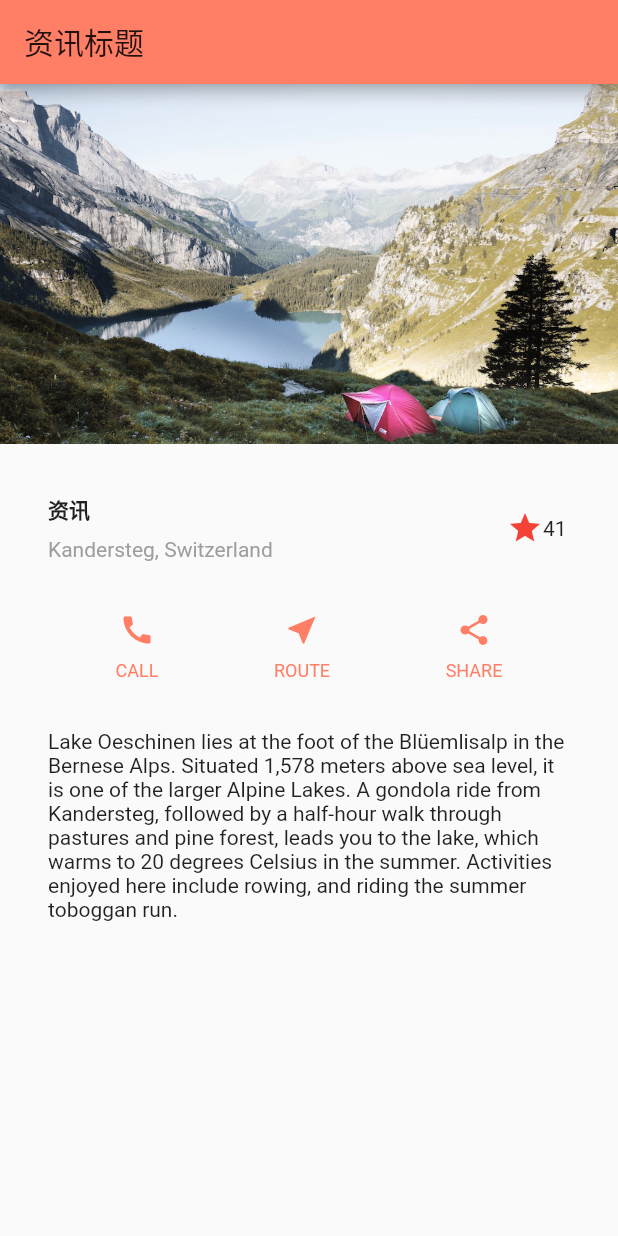
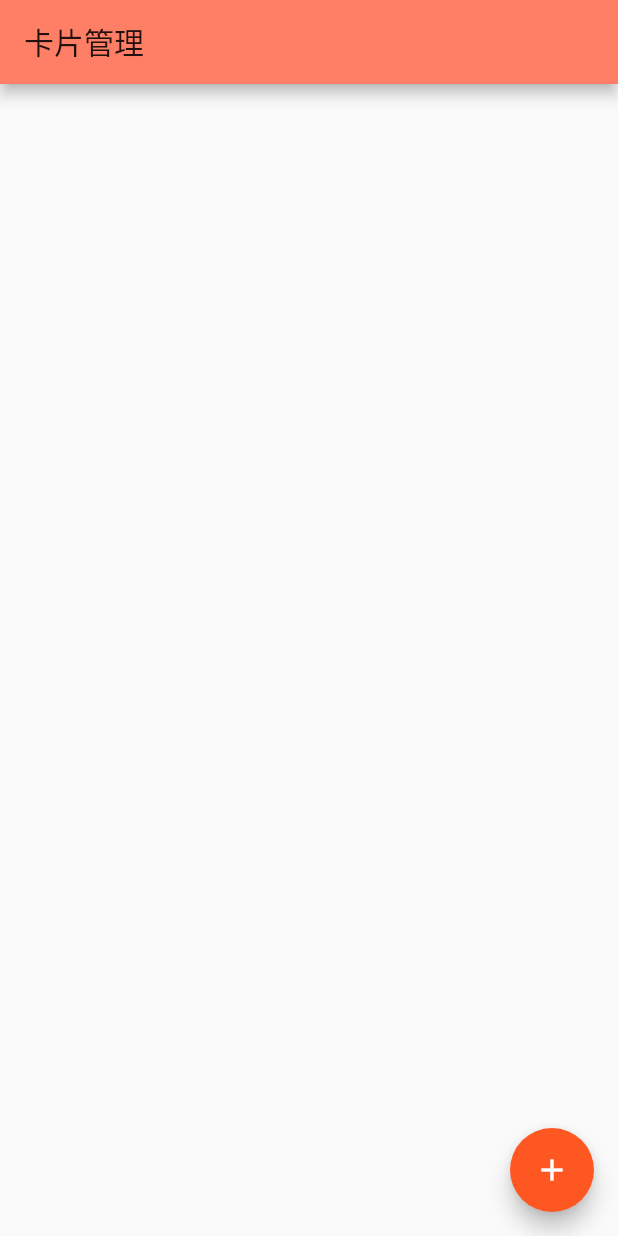
Before and after one commit to Mark-Panda/simpleflutter, a Flutter app: the MessagePage screen opened directly, on a phone screen of 412 x 824 dp. Run offline on Flutter 3.47's test engine with Material 2 defaults, Android fonts, the phone set to English and light mode, and no system bars; our stand-ins replace dio, flutter_slidable, fluttertoast, shared_preferences, sqflite; accounts and stored records are empty.

Commit message:
增加卡片管理基础版（待升级）

```diff
--- a/lib/pages/message.dart
+++ b/lib/pages/message.dart
@@ -1,6 +1,9 @@
+import 'package:flutter/material.dart';
+import 'package:sqflite/sqflite.dart';
+import 'package:path/path.dart';
+import 'package:flutter_slidable/flutter_slidable.dart';
 
-import 'package:flutter/material.dart';
-
+List listData= [];
 
 //有状态的
 class MessagePage extends StatefulWidget {
@@ -10,168 +13,155 @@ class MessagePage extends StatefulWidget {
   _MessagePageState createState() => new _MessagePageState();
 }
 
-
 class _MessagePageState extends State<MessagePage> {
 
+  String _data = "暂无数据";
+  String _dbName = 'temp.db'; //数据库名称
+  String _queryCards = 'SELECT * FROM card_table';
 
+  @override
+  void initState() {
+    super.initState();
+    _query(_dbName,_queryCards); //初始化查询出所有的卡片
+  }
   // This widget is the root of your application.
   @override
   Widget build(BuildContext context) {
-    // Color color = Color.fromRGBO(255, 127, 102, 1.0);
     Color color = Theme.of(context).primaryColor;
-    Widget buttonSection = Container(
-      child: Row(
-        mainAxisAlignment: MainAxisAlignment.spaceEvenly,
-        children: [
-          _buildButtonColumn(color, Icons.call, 'CALL'),
-          _buildButtonColumn(color, Icons.near_me, 'ROUTE'),
-          _buildButtonColumn(color, Icons.share, 'SHARE'),
-        ],
-      ),
-    );
-
     return Scaffold(
       appBar: AppBar(
-          title: Text('资讯标题'),
+        title: Text('卡片管理'),
         automaticallyImplyLeading: false, //去掉返回按钮
         backgroundColor: color,
       ),
-        body: Column(
-          children: <Widget>[
-            Image.asset(
-              'images/lake.jpg',
-              width: 600,
-              height: 240,
-              fit: BoxFit.cover,
-            ),
-            titleSection,
-            buttonSection,
-            textSection,
-            ],
+      body: CardListPage(),
+      floatingActionButton: FloatingActionButton(
+          //悬浮按钮
+          child: Icon(Icons.add),
+          onPressed: () async {
+              Navigator.pushNamed(context, '/cardEdit');
+            },
       ),
     );
   }
 
-  Widget titleSection = Container(
-    padding: const EdgeInsets.all(32),
-    child: Row(
-      children: [
-        Expanded(
-          /*1*/
-          child: Column(
-            crossAxisAlignment: CrossAxisAlignment.start,
-            children: [
-              /*2*/
-              Container(
-                padding: const EdgeInsets.only(bottom: 8),
-                child: Text(
-                  '资讯',
-                  style: TextStyle(
-                    fontWeight: FontWeight.bold,
-                  ),
-                ),
-              ),
-              Text(
-                'Kandersteg, Switzerland',
-                style: TextStyle(
-                  color: Colors.grey[500],
-                ),
-              ),
-            ],
-          ),
-        ),
-        /*3*/
-        FavoriteWidget(),
-        // Icon(
-        //   Icons.star,
-        //   color: Colors.red[500],
-        // ),
-        // Text('41'),
-      ],
-    ),
-  );
 
-  Widget textSection = Container(
-    padding: const EdgeInsets.all(32),
-    child: Text(
-      'Lake Oeschinen lies at the foot of the Blüemlisalp in the Bernese '
-          'Alps. Situated 1,578 meters above sea level, it is one of the '
-          'larger Alpine Lakes. A gondola ride from Kandersteg, followed by a '
-          'half-hour walk through pastures and pine forest, leads you to the '
-          'lake, which warms to 20 degrees Celsius in the summer. Activities '
-          'enjoyed here include rowing, and riding the summer toboggan run.',
-      softWrap: true,
-    ),
-  );
+  //添加到数据库中
+  _add(String dbName, String sql) async {
+    //获取数据库路径
+    var databasesPath = await getDatabasesPath();
+    String path = join(databasesPath, dbName);
+    print("数据库路径：$path");
 
+    Database db = await openDatabase(path);
+    await db.transaction((txn) async {
+      int count = await txn.rawInsert(sql);
+    });
+    await db.close();
 
-  Column _buildButtonColumn(Color color, IconData icon, String label) {
-    return Column(
-      mainAxisSize: MainAxisSize.min,
-      mainAxisAlignment: MainAxisAlignment.center,
-      children: [
-        Icon(icon, color: color),
-        Container(
-          margin: const EdgeInsets.only(top: 8),
-          child: Text(
-            label,
-            style: TextStyle(
-              fontSize: 12,
-              fontWeight: FontWeight.w400,
-              color: color,
-            ),
-          ),
-        ),
-      ],
-    );
+    setState(() {
+      _data = "插入数据成功！";
+    });
+  }
+
+  ///查全部
+  _query(String dbName, String sql) async {
+    var databasesPath = await getDatabasesPath();
+    String path = join(databasesPath, dbName);
+
+    Database db = await openDatabase(path);
+    listData = await db.rawQuery(sql);
+    await db.close();
+    setState(() {
+      // print('所有的卡片${listData}');
+      _data = "数据详情：$listData";
+    });
   }
 
 }
 
-class FavoriteWidget extends StatefulWidget {
+
+class CardListPage extends StatefulWidget {
+  CardListPage({Key key}) : super(key: key);
+
   @override
-  _FavoriteWidgetState createState() => _FavoriteWidgetState();
+  _CardListPageState createState() => new _CardListPageState();
 }
 
-class _FavoriteWidgetState extends State<FavoriteWidget> {
-  bool _isFavorited = true;
-  int _favoriteCount = 41;
+class _CardListPageState extends State<CardListPage> {
+  @override
+  Widget build(BuildContext context){
+    Color color = Theme.of(context).primaryColor;
+    return ListView(
+        children: listData.map((value){
 
-  void _toggleFavorite() {
-  setState(() {
-    if (_isFavorited) {
-      _favoriteCount -= 1;
-      _isFavorited = false;
-    } else {
-      _favoriteCount += 1;
-      _isFavorited = true;
-    }
-  });
-}
+          return Slidable(
+            actionPane: SlidableScrollActionPane(),//滑出选项的面板 动画
+            actionExtentRatio: 0.25,
+            child: Card(
+              child: Column(
+                children: <Widget>[
+                  new Divider(),
+                  ListTile(
+                    leading: new Image.asset(
+                        'images/cat.jpg',
+                        fit: BoxFit.contain
+                      ) ,
+                    title:Text(value["cardNo"]),
+                    trailing: Wrap(
+                      spacing: 12, // space between two icons
+                      children: <Widget>[
+                        Text(value["title"]), // icon-1
+                      ],
+                    ),
+                    onTap: _ViewCardBtn(),
+                  ),
+                  new Divider(),
 
-  // ···
-  @override
-  Widget build(BuildContext context) {
-    return Row(
-      mainAxisSize: MainAxisSize.min,
-      children: [
-        Container(
-          padding: EdgeInsets.all(0),
-          child: IconButton(
-            padding: EdgeInsets.all(0),
-            alignment: Alignment.centerRight,
-            icon: (_isFavorited ? Icon(Icons.star) : Icon(Icons.star_border)),
-            color: Colors.red[500],
-            onPressed: _toggleFavorite,
+                ]
+              )
             ),
-        ),
-        SizedBox(
-          width: 18,
-          child: Container(
-            child: Text('$_favoriteCount'),
-          ),
+            secondaryActions: <Widget>[//右侧按钮列表
+                IconSlideAction(
+                    caption: '删除',
+                    color: Colors.red,
+                    icon: Icons.delete,
+                    closeOnTap: false,
+                    onTap: (){
+                        // _showSnackBar('Delete');
+                    },
                 ),
             ],
           );
+
+          // return Card(
+          //   child: Column(
+          //     children: <Widget>[
+          //       new Divider(),
+          //       ListTile(
+          //         leading: new Image.asset(
+          //             'images/cat.jpg',
+          //             fit: BoxFit.contain
+          //           ) ,
+          //         title:Text(value["cardNo"]),
+          //         trailing: Wrap(
+          //           spacing: 12, // space between two icons
+          //           children: <Widget>[
+          //             Text(value["title"]), // icon-1
+          //           ],
+          //         ),
+          //         onTap: _ViewCardBtn(),
+          //       ),
+          //       new Divider(),
+          //     ]
+          //   )
+          // );
+        }).toList(),
+      );
+  }
+
+  //查看卡片详情
+  _ViewCardBtn() {
+
   }
 }
--- a/pubspec.yaml
+++ b/pubspec.yaml
@@ -30,6 +30,7 @@ dependencies:
   sqflite: ^1.3.0        #sqlite数据库
   fluttertoast: ^7.1.6   #消息框
   shared_preferences: ^0.5.4+1  #本地存储
+  flutter_slidable: ^0.5.4  #卡片侧滑删除动画
 
   # The following adds the Cupertino Icons font to your application.
   # Use with the CupertinoIcons class for iOS style icons.
@@ -54,6 +55,7 @@ flutter:
   assets:
     - images/lake.jpg
     - images/eat.jpg
+    - images/cat.jpg
   #   - images/a_dot_ham.jpeg
 
   # An image asset can refer to one or more resolution-specific "variants", see
```
Also changed, not shown: lib/pages/PersonalInformation.dart (added, +59 -0 lines), lib/pages/Tabs.dart (+21 -6 lines), lib/pages/cardDetail.dart (added, +198 -0 lines), lib/pages/category.dart (+1 -32 lines), lib/pages/home.dart (+55 -1 lines), lib/pages/person.dart (+9 -5 lines), lib/pages/startup.dart (+7 -2 lines), lib/routers/router.dart (+6 -1 lines), images/cat.jpg (added), pubspec.lock. Lines whose indentation alone changed are shown as unchanged.
